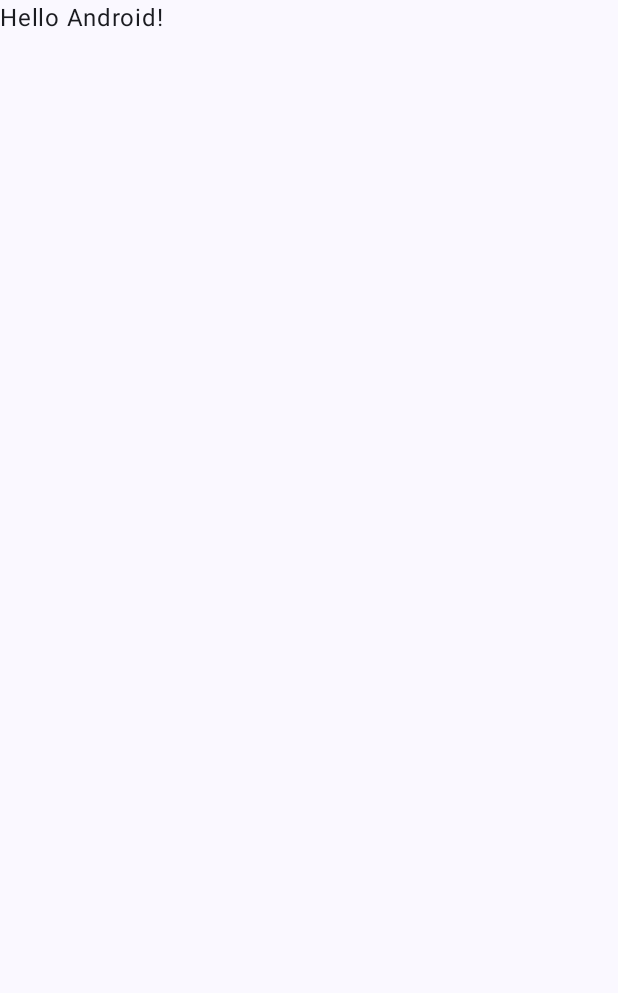
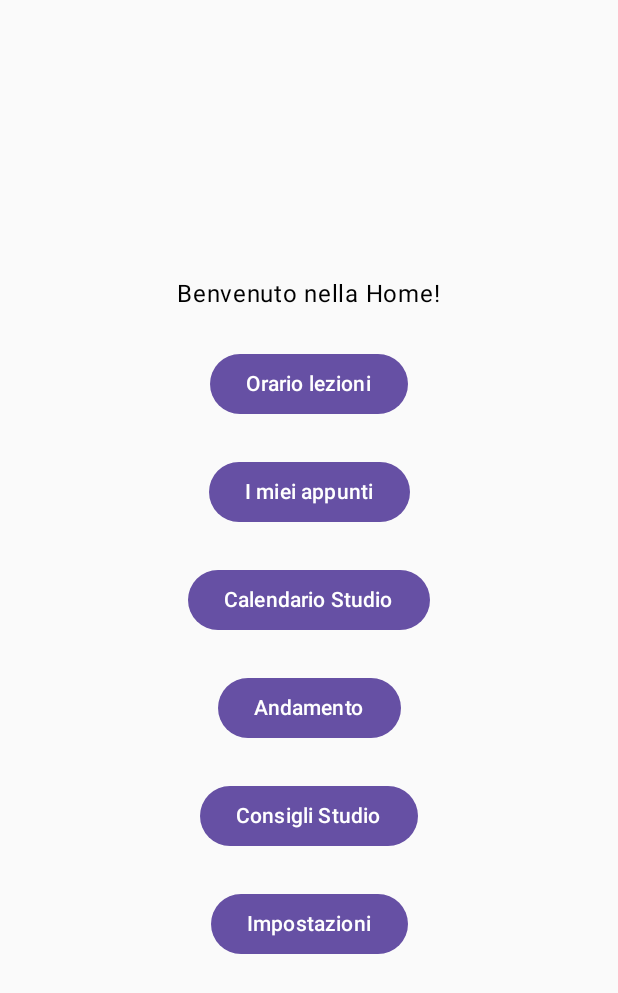
Before and after one commit to Sil2564/progetto_student_assistent, an Android app built with Jetpack Compose: the screen it shows after launch (MainActivity), on a phone screen of 412 x 824 dp. Before the commit the part shown is almost empty. Shown: the top 993 px of the screen. Run offline under Robolectric (Android 15) with nearby library versions, the phone set to English and light mode, and no system bars.

Commit message:
Schermate vuote

```diff
--- a/app/build.gradle.kts
+++ b/app/build.gradle.kts
@@ -61,4 +61,5 @@ dependencies {
     implementation("androidx.fragment:fragment-ktx:1.6.2")
     implementation("androidx.navigation:navigation-fragment-ktx:2.7.7")
     implementation("androidx.navigation:navigation-ui-ktx:2.7.7")
+    implementation("androidx.navigation:navigation-compose:2.7.7")
 }
--- a/app/src/main/AndroidManifest.xml
+++ b/app/src/main/AndroidManifest.xml
@@ -12,17 +12,16 @@
         android:supportsRtl="true"
         android:theme="@style/Theme.StudentAssistant"
         tools:targetApi="31">
-        <activity
-            android:name=".MainActivity"
+        <activity android:name=".MainActivity"
             android:exported="true"
             android:label="@string/app_name"
             android:theme="@style/Theme.StudentAssistant">
             <intent-filter>
                 <action android:name="android.intent.action.MAIN" />
-
                 <category android:name="android.intent.category.LAUNCHER" />
             </intent-filter>
         </activity>
+
     </application>
 
 </manifest>
--- a/app/src/main/java/com/silvianikikarim/studentassistant/MainActivity.kt
+++ b/app/src/main/java/com/silvianikikarim/studentassistant/MainActivity.kt
@@ -3,45 +3,44 @@ package com.silvianikikarim.studentassistant
 import android.os.Bundle
 import androidx.activity.ComponentActivity
 import androidx.activity.compose.setContent
-import androidx.activity.enableEdgeToEdge
-import androidx.compose.foundation.layout.fillMaxSize
-import androidx.compose.foundation.layout.padding
-import androidx.compose.material3.Scaffold
-import androidx.compose.material3.Text
+import androidx.compose.foundation.layout.*
+import androidx.compose.material3.*
 import androidx.compose.runtime.Composable
 import androidx.compose.ui.Modifier
-import androidx.compose.ui.tooling.preview.Preview
+import androidx.compose.ui.unit.dp
+import androidx.navigation.NavHostController
+import androidx.navigation.compose.*
+import com.silvianikikarim.studentassistant.ui.HomeScreen
+import com.silvianikikarim.studentassistant.ui.AppuntiScreen
+import com.silvianikikarim.studentassistant.ui.OrarioScreen
+import com.silvianikikarim.studentassistant.ui.CalendarioScreen
+import com.silvianikikarim.studentassistant.ui.AndamentoScreen
+import com.silvianikikarim.studentassistant.ui.ConsigliScreen
+import com.silvianikikarim.studentassistant.ui.ImpostazioniScreen
 import com.silvianikikarim.studentassistant.ui.theme.StudentAssistantTheme
 
 class MainActivity : ComponentActivity() {
     override fun onCreate(savedInstanceState: Bundle?) {
         super.onCreate(savedInstanceState)
-        enableEdgeToEdge()
         setContent {
             StudentAssistantTheme {
-                Scaffold(modifier = Modifier.fillMaxSize()) { innerPadding ->
-                    Greeting(
-                        name = "Android",
-                        modifier = Modifier.padding(innerPadding)
-                    )
-                }
+                val navController = rememberNavController()
+                NavHostApp(navController)
             }
         }
     }
 }
 
 @Composable
-fun Greeting(name: String, modifier: Modifier = Modifier) {
-    Text(
-        text = "Hello $name!",
-        modifier = modifier
-    )
-}
+fun NavHostApp(navController: NavHostController) {
+    NavHost(navController = navController, startDestination = "home") {
+        composable("home") { HomeScreen(navController) }
+        composable("orario") { OrarioScreen() }
+        composable("appunti") { AppuntiScreen() }
+        composable("calendario") { CalendarioScreen() }
+        composable("andamento") { AndamentoScreen() }
+        composable("consigli") { ConsigliScreen() }
+        composable("impostazioni") { ImpostazioniScreen() }
 
-@Preview(showBackground = true)
-@Composable
-fun GreetingPreview() {
-    StudentAssistantTheme {
-        Greeting("Android")
     }
 }
--- a/app/src/main/java/com/silvianikikarim/studentassistant/ui/theme/Theme.kt
+++ b/app/src/main/java/com/silvianikikarim/studentassistant/ui/theme/Theme.kt
@@ -1,15 +1,12 @@
 package com.silvianikikarim.studentassistant.ui.theme
 
-import android.app.Activity
-import android.os.Build
 import androidx.compose.foundation.isSystemInDarkTheme
 import androidx.compose.material3.MaterialTheme
 import androidx.compose.material3.darkColorScheme
-import androidx.compose.material3.dynamicDarkColorScheme
-import androidx.compose.material3.dynamicLightColorScheme
 import androidx.compose.material3.lightColorScheme
 import androidx.compose.runtime.Composable
-import androidx.compose.ui.platform.LocalContext
+import androidx.compose.material3.ColorScheme
+import androidx.compose.material3.Typography
 
 private val DarkColorScheme = darkColorScheme(
     primary = Purple80,
@@ -21,38 +18,18 @@ private val LightColorScheme = lightColorScheme(
     primary = Purple40,
     secondary = PurpleGrey40,
     tertiary = Pink40
-
-    /* Other default colors to override
-    background = Color(0xFFFFFBFE),
-    surface = Color(0xFFFFFBFE),
-    onPrimary = Color.White,
-    onSecondary = Color.White,
-    onTertiary = Color.White,
-    onBackground = Color(0xFF1C1B1F),
-    onSurface = Color(0xFF1C1B1F),
-    */
 )
 
 @Composable
 fun StudentAssistantTheme(
     darkTheme: Boolean = isSystemInDarkTheme(),
-    // Dynamic color is available on Android 12+
-    dynamicColor: Boolean = true,
     content: @Composable () -> Unit
 ) {
-    val colorScheme = when {
-        dynamicColor && Build.VERSION.SDK_INT >= Build.VERSION_CODES.S -> {
-            val context = LocalContext.current
-            if (darkTheme) dynamicDarkColorScheme(context) else dynamicLightColorScheme(context)
-        }
-
-        darkTheme -> DarkColorScheme
-        else -> LightColorScheme
-    }
+    val colors = if (darkTheme) DarkColorScheme else LightColorScheme
 
     MaterialTheme(
-        colorScheme = colorScheme,
-        typography = Typography,
+        colorScheme = colors,
+        typography = Typography(),
         content = content
     )
 }
--- /dev/null
+++ b/app/src/main/java/ui/HomeScreen.kt
@@ -0,0 +1,46 @@
+package com.silvianikikarim.studentassistant.ui
+
+import androidx.compose.foundation.layout.*
+import androidx.compose.material3.*
+import androidx.compose.runtime.Composable
+import androidx.compose.ui.Alignment
+import androidx.compose.ui.Modifier
+import androidx.compose.ui.unit.dp
+import androidx.navigation.NavController
+
+@Composable
+fun HomeScreen(navController: NavController) {
+    Column(
+        modifier = Modifier
+            .fillMaxSize()
+            .padding(32.dp),
+        verticalArrangement = Arrangement.spacedBy(24.dp, Alignment.CenterVertically),
+        horizontalAlignment = Alignment.CenterHorizontally
+    ) {
+        Text("Benvenuto nella Home!")
+
+        Button(onClick = { navController.navigate("orario") }) {
+            Text("Orario lezioni")
+        }
+
+        Button(onClick = { navController.navigate("appunti") }) {
+            Text("I miei appunti")
+        }
+
+        Button(onClick = { navController.navigate("calendario") }) {
+            Text("Calendario Studio")
+        }
+
+        Button(onClick = { navController.navigate("andamento") }) {
+            Text("Andamento")
+        }
+
+        Button(onClick = { navController.navigate("consigli") }) {
+            Text("Consigli Studio")
+        }
+
+        Button(onClick = { navController.navigate("impostazioni") }) {
+            Text("Impostazioni")
+        }
+    }
+}
```
Also changed, not shown: app/src/main/java/ui/AndamentoScreen.kt (added, +9 -0 lines), app/src/main/java/ui/AppuntiScreen.kt (added, +9 -0 lines), app/src/main/java/ui/CalendarioScreen.kt (added, +9 -0 lines), app/src/main/java/ui/ConsigliScreen.kt (added, +9 -0 lines), app/src/main/java/ui/HomeFragment.kt (+4 -4 lines), app/src/main/java/ui/ImpostazioniScreen.kt (added, +9 -0 lines), app/src/main/java/ui/Navigation.kt (added, +22 -0 lines), app/src/main/java/ui/OrarioScreen.kt (added, +9 -0 lines).
